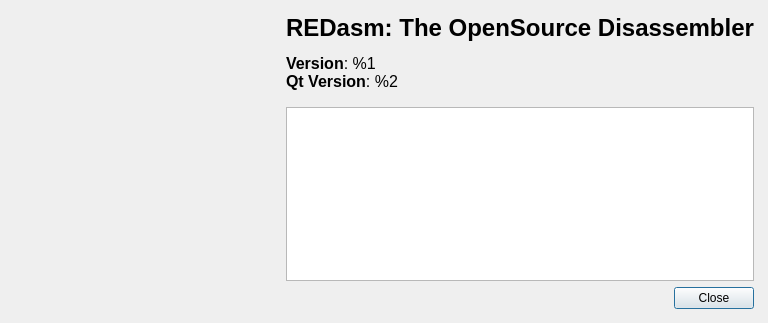
The window that dialogs/aboutdialog/aboutdialog.ui (REDasmOrg/REDasm) describes before a commit, drawn with Qt 5.
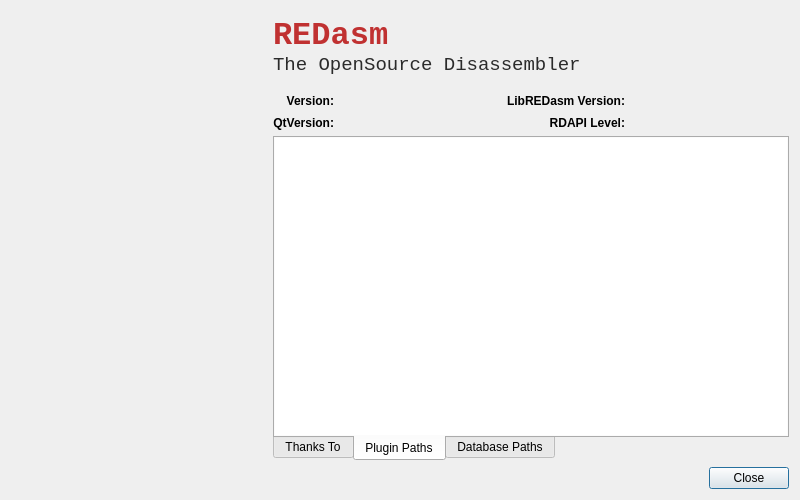
The same window after the commit. The open tabs and pages were chosen to show the change.

Patch:
```diff
--- a/dialogs/aboutdialog/aboutdialog.ui
+++ b/dialogs/aboutdialog/aboutdialog.ui
@@ -9,8 +9,8 @@
    <rect>
     <x>0</x>
     <y>0</y>
-    <width>682</width>
-    <height>323</height>
+    <width>800</width>
+    <height>500</height>
    </rect>
   </property>
   <property name="sizePolicy">
@@ -21,8 +21,14 @@
   </property>
   <property name="minimumSize">
    <size>
-    <width>0</width>
-    <height>0</height>
+    <width>800</width>
+    <height>500</height>
+   </size>
+  </property>
+  <property name="maximumSize">
+   <size>
+    <width>800</width>
+    <height>500</height>
    </size>
   </property>
   <property name="windowTitle">
@@ -31,26 +37,22 @@
   <property name="modal">
    <bool>true</bool>
   </property>
-  <layout class="QVBoxLayout" name="verticalLayout_3">
-   <property name="leftMargin">
-    <number>14</number>
-   </property>
-   <property name="topMargin">
-    <number>14</number>
-   </property>
-   <property name="rightMargin">
-    <number>14</number>
-   </property>
-   <property name="bottomMargin">
-    <number>14</number>
-   </property>
-   <item>
     <layout class="QHBoxLayout" name="horizontalLayout">
-     <property name="spacing">
-      <number>16</number>
-     </property>
      <item>
       <layout class="QVBoxLayout" name="verticalLayout">
+     <item>
+      <spacer name="verticalSpacer">
+       <property name="orientation">
+        <enum>Qt::Vertical</enum>
+       </property>
+       <property name="sizeHint" stdset="0">
+        <size>
+         <width>20</width>
+         <height>40</height>
+        </size>
+       </property>
+      </spacer>
+     </item>
        <item>
         <widget class="QLabel" name="lblLogo">
          <property name="sizePolicy">
@@ -86,7 +88,7 @@
         </widget>
        </item>
        <item>
-        <spacer name="verticalSpacer">
+      <spacer name="verticalSpacer_2">
          <property name="orientation">
           <enum>Qt::Vertical</enum>
          </property>
@@ -101,16 +103,186 @@
       </layout>
      </item>
      <item>
+    <layout class="QVBoxLayout" name="verticalLayout_6">
+     <item>
+      <layout class="QVBoxLayout" name="verticalLayout_5">
+       <property name="spacing">
+        <number>0</number>
+       </property>
+       <property name="topMargin">
+        <number>6</number>
+       </property>
+       <property name="bottomMargin">
+        <number>12</number>
+       </property>
+       <item>
+        <widget class="QLabel" name="lblPrimaryLogo">
+         <property name="font">
+          <font>
+           <family>Monospace</family>
+           <pointsize>24</pointsize>
+           <weight>75</weight>
+           <bold>true</bold>
+          </font>
+         </property>
+         <property name="text">
+          <string>&lt;html&gt;&lt;head/&gt;&lt;body&gt;&lt;p&gt;&lt;span style=&quot; color:#c03131;&quot;&gt;REDasm&lt;/span&gt;&lt;/p&gt;&lt;/body&gt;&lt;/html&gt;</string>
+         </property>
+         <property name="alignment">
+          <set>Qt::AlignLeading|Qt::AlignLeft|Qt::AlignVCenter</set>
+         </property>
+        </widget>
+       </item>
+       <item>
+        <widget class="QLabel" name="lblSecondaryLogo">
+         <property name="font">
+          <font>
+           <family>Monospace</family>
+           <pointsize>14</pointsize>
+          </font>
+         </property>
+         <property name="text">
+          <string>&lt;html&gt;&lt;head/&gt;&lt;body&gt;&lt;p&gt;&lt;span style=&quot; color:#2b2b2b;&quot;&gt;The OpenSource Disassembler&lt;/span&gt;&lt;/p&gt;&lt;/body&gt;&lt;/html&gt;</string>
+         </property>
+         <property name="alignment">
+          <set>Qt::AlignLeading|Qt::AlignLeft|Qt::AlignTop</set>
+         </property>
+        </widget>
+       </item>
+      </layout>
+     </item>
+     <item>
+      <layout class="QGridLayout" name="gridLayout" columnstretch="0,1,0,1">
+       <property name="spacing">
+        <number>8</number>
+       </property>
+       <item row="0" column="0">
+        <widget class="QLabel" name="label">
+         <property name="font">
+          <font>
+           <weight>75</weight>
+           <bold>true</bold>
+          </font>
+         </property>
+         <property name="text">
+          <string>Version:</string>
+         </property>
+         <property name="alignment">
+          <set>Qt::AlignRight|Qt::AlignTrailing|Qt::AlignVCenter</set>
+         </property>
+        </widget>
+       </item>
+       <item row="0" column="1">
+        <widget class="QLabel" name="lblVersion">
+         <property name="text">
+          <string>&lt;version&gt;</string>
+         </property>
+        </widget>
+       </item>
+       <item row="0" column="2">
+        <widget class="QLabel" name="label_4">
+         <property name="font">
+          <font>
+           <weight>75</weight>
+           <bold>true</bold>
+          </font>
+         </property>
+         <property name="text">
+          <string>LibREDasm Version:</string>
+         </property>
+         <property name="alignment">
+          <set>Qt::AlignRight|Qt::AlignTrailing|Qt::AlignVCenter</set>
+         </property>
+        </widget>
+       </item>
+       <item row="0" column="3">
+        <widget class="QLabel" name="lblLibREDasmVersion">
+         <property name="text">
+          <string>&lt;libredasmversion&gt;</string>
+         </property>
+        </widget>
+       </item>
+       <item row="1" column="0">
+        <widget class="QLabel" name="label_2">
+         <property name="font">
+          <font>
+           <weight>75</weight>
+           <bold>true</bold>
+          </font>
+         </property>
+         <property name="text">
+          <string>QtVersion:</string>
+         </property>
+         <property name="alignment">
+          <set>Qt::AlignRight|Qt::AlignTrailing|Qt::AlignVCenter</set>
+         </property>
+        </widget>
+       </item>
+       <item row="1" column="1">
+        <widget class="QLabel" name="lblQtVersion">
+         <property name="text">
+          <string>&lt;qtversion&gt;</string>
+         </property>
+        </widget>
+       </item>
+       <item row="1" column="2">
+        <widget class="QLabel" name="label_3">
+         <property name="font">
+          <font>
+           <weight>75</weight>
+           <bold>true</bold>
+          </font>
+         </property>
+         <property name="text">
+          <string>RDAPI Level:</string>
+         </property>
+         <property name="alignment">
+          <set>Qt::AlignRight|Qt::AlignTrailing|Qt::AlignVCenter</set>
+         </property>
+        </widget>
+       </item>
+       <item row="1" column="3">
+        <widget class="QLabel" name="lblRDApiLevel">
+         <property name="text">
+          <string>&lt;rdapilevel&gt;</string>
+         </property>
+        </widget>
+       </item>
+      </layout>
+     </item>
+     <item>
+      <widget class="QTabWidget" name="tabWidget">
+       <property name="tabPosition">
+        <enum>QTabWidget::South</enum>
+       </property>
+       <property name="currentIndex">
+        <number>0</number>
+       </property>
+       <widget class="QWidget" name="tab_2">
+        <attribute name="title">
+         <string>Thanks To</string>
+        </attribute>
       <layout class="QVBoxLayout" name="verticalLayout_2">
-       <item>
-        <widget class="QLabel" name="lblHeader">
-         <property name="text">
-          <string>&lt;html&gt;&lt;head/&gt;&lt;body&gt;&lt;p align=&quot;center&quot;&gt;&lt;span style=&quot; font-size:18pt; font-weight:600;&quot;&gt;REDasm: The OpenSource Disassembler&lt;/span&gt;&lt;/p&gt;&lt;p&gt;&lt;span style=&quot; font-size:12pt; font-weight:600;&quot;&gt;Version&lt;/span&gt;&lt;span style=&quot; font-size:12pt;&quot;&gt;: %1&lt;br/&gt;&lt;/span&gt;&lt;span style=&quot; font-size:12pt; font-weight:600;&quot;&gt;Qt Version&lt;/span&gt;&lt;span style=&quot; font-size:12pt;&quot;&gt;: %2&lt;/span&gt;&lt;/p&gt;&lt;/body&gt;&lt;/html&gt;</string>
+         <property name="spacing">
+          <number>0</number>
          </property>
-        </widget>
-       </item>
+         <property name="leftMargin">
+          <number>0</number>
+         </property>
+         <property name="topMargin">
+          <number>0</number>
+         </property>
+         <property name="rightMargin">
+          <number>0</number>
+         </property>
+         <property name="bottomMargin">
+          <number>0</number>
+         </property>
        <item>
         <widget class="QTextBrowser" name="tbDependencies">
+           <property name="frameShape">
+            <enum>QFrame::NoFrame</enum>
+           </property>
          <property name="undoRedoEnabled">
           <bool>false</bool>
          </property>
@@ -129,11 +301,73 @@
         </widget>
        </item>
       </layout>
-     </item>
-    </layout>
-   </item>
+       </widget>
+       <widget class="QWidget" name="tab">
+        <attribute name="title">
+         <string>Plugin Paths</string>
+        </attribute>
+        <layout class="QVBoxLayout" name="verticalLayout_3">
+         <property name="spacing">
+          <number>0</number>
+         </property>
+         <property name="leftMargin">
+          <number>0</number>
+         </property>
+         <property name="topMargin">
+          <number>0</number>
+         </property>
+         <property name="rightMargin">
+          <number>0</number>
+         </property>
+         <property name="bottomMargin">
+          <number>0</number>
+         </property>
+         <item>
+          <widget class="QListWidget" name="lwPluginPaths">
+           <property name="frameShape">
+            <enum>QFrame::NoFrame</enum>
+           </property>
+           <property name="uniformItemSizes">
+            <bool>true</bool>
+           </property>
+          </widget>
+         </item>
+        </layout>
+       </widget>
+       <widget class="QWidget" name="tab_3">
+        <attribute name="title">
+         <string>Database Paths</string>
+        </attribute>
+        <layout class="QVBoxLayout" name="verticalLayout_4">
+         <property name="spacing">
+          <number>0</number>
+         </property>
+         <property name="leftMargin">
+          <number>0</number>
+         </property>
+         <property name="topMargin">
+          <number>0</number>
+         </property>
+         <property name="rightMargin">
+          <number>0</number>
+         </property>
+         <property name="bottomMargin">
+          <number>0</number>
+         </property>
    <item>
-    <layout class="QHBoxLayout" name="horizontalLayout_2">
+          <widget class="QListWidget" name="lwDatabasePaths">
+           <property name="frameShape">
+            <enum>QFrame::NoFrame</enum>
+           </property>
+           <property name="uniformItemSizes">
+            <bool>true</bool>
+           </property>
+          </widget>
+         </item>
+        </layout>
+       </widget>
+      </widget>
+     </item>
      <item>
       <widget class="QDialogButtonBox" name="buttonBox">
        <property name="standardButtons">
```
Lines whose indentation alone changed are shown as unchanged.
